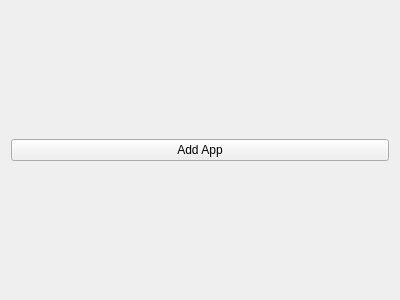
Above: src/apps_view.ui from Nickswoboda/ExileHub before the change. Below: the same form after it.
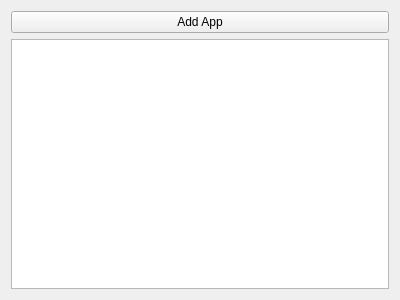
That is the form after the change.

```diff
--- a/src/apps_view.ui
+++ b/src/apps_view.ui
@@ -23,6 +23,9 @@
        </property>
       </widget>
      </item>
+     <item>
+      <widget class="QListWidget" name="app_list"/>
+     </item>
     </layout>
    </item>
   </layout>
```
